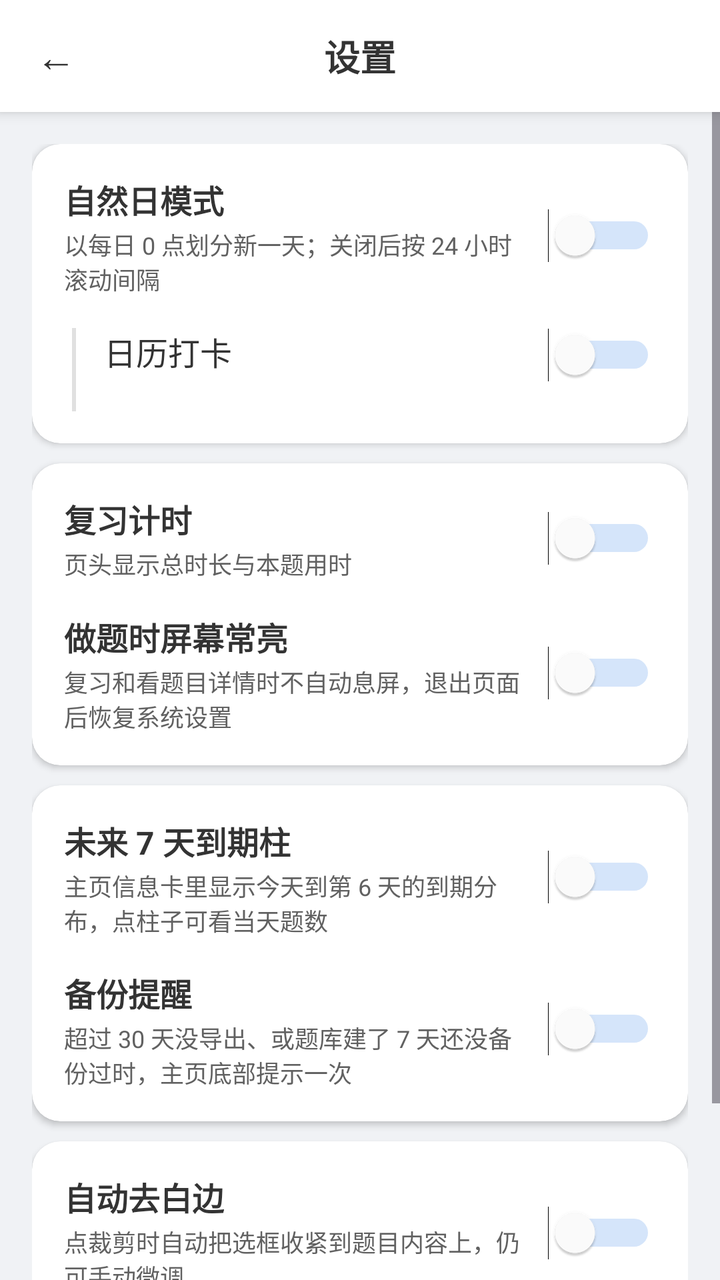
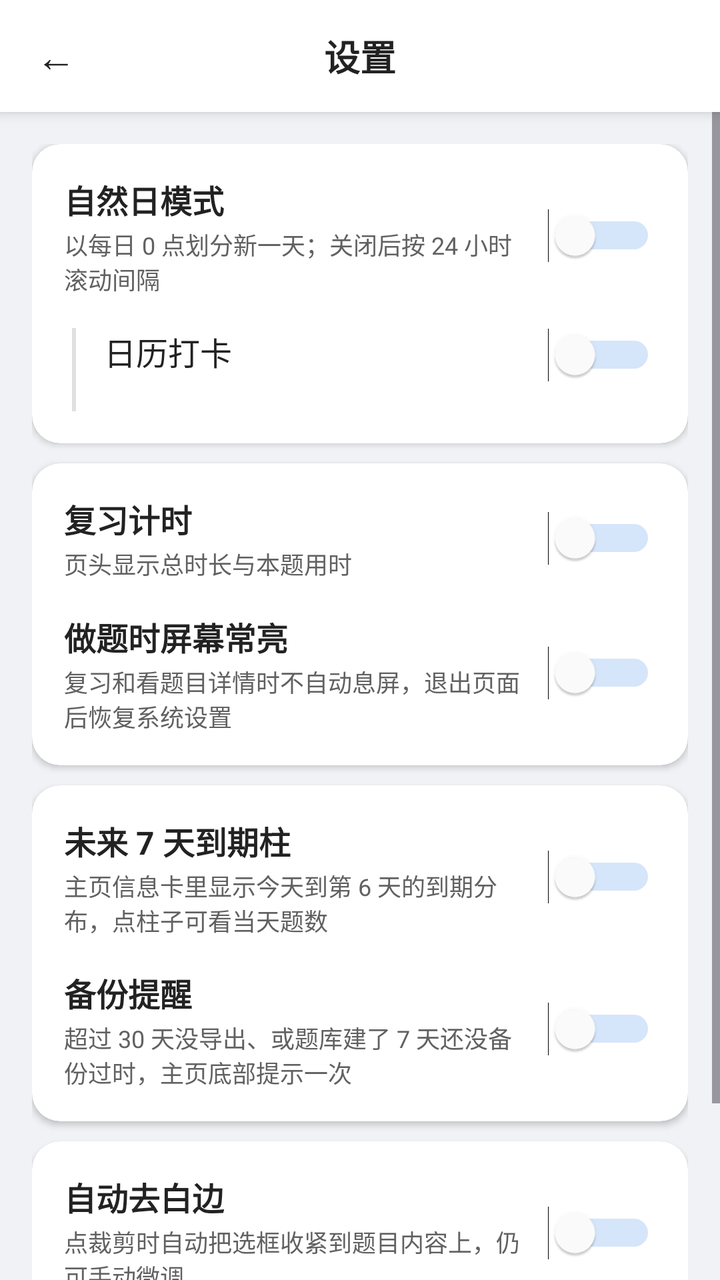

Compare the two renders of this Android layout. The source of the first and the diff that turns it into the second are given below.
<!-- AndroidManifest.xml: application theme Theme.Demo -->
<!-- res/layout/activity_settings.xml -->
<?xml version="1.0" encoding="utf-8"?>
<LinearLayout xmlns:android="http://schemas.android.com/apk/res/android"
    xmlns:app="http://schemas.android.com/apk/res-auto"
    android:layout_width="match_parent"
    android:layout_height="match_parent"
    android:orientation="vertical"
    android:background="@color/page_bg">

    <LinearLayout style="@style/TopBar">

        <TextView
            android:id="@+id/btn_back"
            style="@style/TopBarBack" />

        <TextView
            style="@style/TopBarTitle"
            android:text="设置" />

        <View
            android:layout_width="56dp"
            android:layout_height="1dp" />
    </LinearLayout>

    <ScrollView
        android:layout_width="match_parent"
        android:layout_height="0dp"
        android:layout_weight="1"
        android:background="@color/page_bg"
        android:fillViewport="true">

        <LinearLayout
            android:layout_width="match_parent"
            android:layout_height="wrap_content"
            android:orientation="vertical"
            android:padding="@dimen/home_padding"
            android:gravity="top|center_horizontal">

            
        <androidx.cardview.widget.CardView
            android:layout_width="match_parent"
            android:layout_height="wrap_content"
            app:cardBackgroundColor="@color/home_card"
            app:cardCornerRadius="@dimen/home_card_corner"
            android:layout_marginBottom="@dimen/home_card_margin">

            <LinearLayout
                android:layout_width="match_parent"
                android:layout_height="wrap_content"
                android:orientation="vertical"
                android:padding="@dimen/home_info_padding">

                
                <LinearLayout
                    android:layout_width="match_parent"
                    android:layout_height="wrap_content"
                    android:orientation="horizontal"
                    android:gravity="center_vertical">

                    <LinearLayout
                        android:layout_width="0dp"
                        android:layout_height="wrap_content"
                        android:layout_weight="1"
                        android:orientation="vertical">

                        <TextView
                            android:layout_width="wrap_content"
                            android:layout_height="wrap_content"
                            android:text="自然日模式"
                            android:textSize="@dimen/text_size_emphasis"
                            android:textStyle="bold"
                            android:textColor="@color/home_text_primary" />

                        <TextView
                            android:layout_width="wrap_content"
                            android:layout_height="wrap_content"
                            android:text="以每日 0 点划分新一天；关闭后按 24 小时滚动间隔"
                            android:textSize="@dimen/text_size_caption"
                            android:textColor="@color/home_text_secondary"
                            android:layout_marginTop="2dp" />
                    </LinearLayout>

                    <Switch
                        android:id="@+id/switch_natural_day"
                        android:layout_width="wrap_content"
                        android:layout_height="wrap_content"
                        android:layout_marginStart="12dp"
                        android:thumbTint="@color/switch_thumb"
                        android:trackTint="@color/switch_track" />
                </LinearLayout>

                
                <LinearLayout
                    android:layout_width="match_parent"
                    android:layout_height="wrap_content"
                    android:orientation="horizontal"
                    android:layout_marginTop="16dp">

                    <View
                        android:id="@+id/view_checkin_guide"
                        android:layout_width="2dp"
                        android:layout_height="match_parent"
                        android:background="@color/home_stroke"
                        android:layout_marginStart="4dp"
                        android:layout_marginEnd="14dp" />

                    <LinearLayout
                        android:layout_width="0dp"
                        android:layout_height="wrap_content"
                        android:layout_weight="1"
                        android:orientation="vertical">

                        <TextView
                            android:id="@+id/tv_checkin_title"
                            android:layout_width="wrap_content"
                            android:layout_height="wrap_content"
                            android:text="日历打卡"
                            android:textSize="@dimen/text_size_emphasis"
                            android:textColor="@color/home_text_primary" />

                        <TextView
                            android:id="@+id/tv_checkin_hint"
                            android:layout_width="match_parent"
                            android:layout_height="wrap_content"
                            android:textSize="@dimen/text_size_caption"
                            android:textColor="@color/home_text_secondary"
                            android:layout_marginTop="2dp" />
                    </LinearLayout>

                    <Switch
                        android:id="@+id/switch_checkin"
                        android:layout_width="wrap_content"
                        android:layout_height="wrap_content"
                        android:layout_marginStart="12dp"
                        android:thumbTint="@color/switch_thumb"
                        android:trackTint="@color/switch_track" />
                </LinearLayout>
            </LinearLayout>
        </androidx.cardview.widget.CardView>

        
        <androidx.cardview.widget.CardView
            android:layout_width="match_parent"
            android:layout_height="wrap_content"
            app:cardBackgroundColor="@color/home_card"
            app:cardCornerRadius="@dimen/home_card_corner"
            android:layout_marginBottom="@dimen/home_card_margin">

            <LinearLayout
                android:layout_width="match_parent"
                android:layout_height="wrap_content"
                android:orientation="vertical"
                android:padding="@dimen/home_info_padding">

                <LinearLayout
                    android:layout_width="match_parent"
                    android:layout_height="wrap_content"
                    android:orientation="horizontal"
                    android:gravity="center_vertical">

                    <LinearLayout
                        android:layout_width="0dp"
                        android:layout_height="wrap_content"
                        android:layout_weight="1"
                        android:orientation="vertical">

                        <TextView
                            android:layout_width="wrap_content"
                            android:layout_height="wrap_content"
                            android:text="复习计时"
                            android:textSize="@dimen/text_size_emphasis"
                            android:textStyle="bold"
                            android:textColor="@color/home_text_primary" />

                        <TextView
                            android:layout_width="wrap_content"
                            android:layout_height="wrap_content"
                            android:text="页头显示总时长与本题用时"
                            android:textSize="@dimen/text_size_caption"
                            android:textColor="@color/home_text_secondary"
                            android:layout_marginTop="2dp" />
                    </LinearLayout>

                    <Switch
                        android:id="@+id/switch_timer"
                        android:layout_width="wrap_content"
                        android:layout_height="wrap_content"
                        android:layout_marginStart="12dp"
                        android:thumbTint="@color/switch_thumb"
                        android:trackTint="@color/switch_track" />
                </LinearLayout>

                <LinearLayout
                    android:layout_width="match_parent"
                    android:layout_height="wrap_content"
                    android:orientation="horizontal"
                    android:gravity="center_vertical"
                    android:layout_marginTop="16dp">

                    <LinearLayout
                        android:layout_width="0dp"
                        android:layout_height="wrap_content"
                        android:layout_weight="1"
                        android:orientation="vertical">

                        <TextView
                            android:layout_width="wrap_content"
                            android:layout_height="wrap_content"
                            android:text="做题时屏幕常亮"
                            android:textSize="@dimen/text_size_emphasis"
                            android:textStyle="bold"
                            android:textColor="@color/home_text_primary" />

                        <TextView
                            android:layout_width="match_parent"
                            android:layout_height="wrap_content"
                            android:text="复习和看题目详情时不自动息屏，退出页面后恢复系统设置"
                            android:textSize="@dimen/text_size_caption"
                            android:textColor="@color/home_text_secondary"
                            android:layout_marginTop="2dp" />
                    </LinearLayout>

                    <Switch
                        android:id="@+id/switch_screen_on"
                        android:layout_width="wrap_content"
                        android:layout_height="wrap_content"
                        android:layout_marginStart="12dp"
                        android:thumbTint="@color/switch_thumb"
                        android:trackTint="@color/switch_track" />
                </LinearLayout>
            </LinearLayout>
        </androidx.cardview.widget.CardView>

        
        <androidx.cardview.widget.CardView
            android:layout_width="match_parent"
            android:layout_height="wrap_content"
            app:cardBackgroundColor="@color/home_card"
            app:cardCornerRadius="@dimen/home_card_corner"
            android:layout_marginBottom="@dimen/home_card_margin">

            <LinearLayout
                android:layout_width="match_parent"
                android:layout_height="wrap_content"
                android:orientation="vertical"
                android:padding="@dimen/home_info_padding">

                <LinearLayout
                    android:layout_width="match_parent"
                    android:layout_height="wrap_content"
                    android:orientation="horizontal"
                    android:gravity="center_vertical">

                    <LinearLayout
                        android:layout_width="0dp"
                        android:layout_height="wrap_content"
                        android:layout_weight="1"
                        android:orientation="vertical">

                        <TextView
                            android:layout_width="wrap_content"
                            android:layout_height="wrap_content"
                            android:text="未来 7 天到期柱"
                            android:textSize="@dimen/text_size_emphasis"
                            android:textStyle="bold"
                            android:textColor="@color/home_text_primary" />

                        <TextView
                            android:layout_width="match_parent"
                            android:layout_height="wrap_content"
                            android:text="主页信息卡里显示今天到第 6 天的到期分布，点柱子可看当天题数"
                            android:textSize="@dimen/text_size_caption"
                            android:textColor="@color/home_text_secondary"
                            android:layout_marginTop="2dp" />
                    </LinearLayout>

                    <Switch
                        android:id="@+id/switch_due_chart"
                        android:layout_width="wrap_content"
                        android:layout_height="wrap_content"
                        android:layout_marginStart="12dp"
                        android:thumbTint="@color/switch_thumb"
                        android:trackTint="@color/switch_track" />
                </LinearLayout>

                <LinearLayout
                    android:layout_width="match_parent"
                    android:layout_height="wrap_content"
                    android:orientation="horizontal"
                    android:gravity="center_vertical"
                    android:layout_marginTop="16dp">

                    <LinearLayout
                        android:layout_width="0dp"
                        android:layout_height="wrap_content"
                        android:layout_weight="1"
                        android:orientation="vertical">

                        <TextView
                            android:layout_width="wrap_content"
                            android:layout_height="wrap_content"
                            android:text="备份提醒"
                            android:textSize="@dimen/text_size_emphasis"
                            android:textStyle="bold"
                            android:textColor="@color/home_text_primary" />

                        <TextView
                            android:layout_width="match_parent"
                            android:layout_height="wrap_content"
                            android:text="超过 30 天没导出、或题库建了 7 天还没备份过时，主页底部提示一次"
                            android:textSize="@dimen/text_size_caption"
                            android:textColor="@color/home_text_secondary"
                            android:layout_marginTop="2dp" />
                    </LinearLayout>

                    <Switch
                        android:id="@+id/switch_backup_hint"
                        android:layout_width="wrap_content"
                        android:layout_height="wrap_content"
                        android:layout_marginStart="12dp"
                        android:thumbTint="@color/switch_thumb"
                        android:trackTint="@color/switch_track" />
                </LinearLayout>
            </LinearLayout>
        </androidx.cardview.widget.CardView>

        
        <androidx.cardview.widget.CardView
            android:layout_width="match_parent"
            android:layout_height="wrap_content"
            app:cardBackgroundColor="@color/home_card"
            app:cardCornerRadius="@dimen/home_card_corner"
            android:layout_marginBottom="@dimen/home_card_margin">

            <LinearLayout
                android:layout_width="match_parent"
                android:layout_height="wrap_content"
                android:orientation="horizontal"
                android:gravity="center_vertical"
                android:padding="@dimen/home_info_padding">

                <LinearLayout
                    android:layout_width="0dp"
                    android:layout_height="wrap_content"
                    android:layout_weight="1"
                    android:orientation="vertical">

                    <TextView
                        android:layout_width="wrap_content"
                        android:layout_height="wrap_content"
                        android:text="自动去白边"
                        android:textSize="@dimen/text_size_emphasis"
                        android:textStyle="bold"
                        android:textColor="@color/home_text_primary" />

                    <TextView
                        android:layout_width="wrap_content"
                        android:layout_height="wrap_content"
                        android:text="点裁剪时自动把选框收紧到题目内容上，仍可手动微调"
                        android:textSize="@dimen/text_size_caption"
                        android:textColor="@color/home_text_secondary"
                        android:layout_marginTop="2dp" />
                </LinearLayout>

                <Switch
                    android:id="@+id/switch_auto_trim"
                    android:layout_width="wrap_content"
                    android:layout_height="wrap_content"
                    android:layout_marginStart="12dp"
                    android:thumbTint="@color/switch_thumb"
                    android:trackTint="@color/switch_track" />
            </LinearLayout>
        </androidx.cardview.widget.CardView>

        
        <androidx.cardview.widget.CardView
            android:layout_width="match_parent"
            android:layout_height="wrap_content"
            app:cardBackgroundColor="@color/home_card"
            app:cardCornerRadius="@dimen/home_card_corner">

            <TextView
                android:id="@+id/tv_budget_row"
                android:layout_width="match_parent"
                android:layout_height="wrap_content"
                android:text="每日复习量：50 题/天"
                android:textSize="@dimen/text_size_emphasis"
                android:textColor="@color/home_text_primary"
                android:foreground="?attr/selectableItemBackground"
                android:clickable="true"
                android:focusable="true"
                android:padding="@dimen/home_info_padding" />
        </androidx.cardview.widget.CardView>

        </LinearLayout>
    </ScrollView>
</LinearLayout>
<!-- resources referenced by this layout -->
<resources>
  <color name="home_card">#FFFFFF</color>
  <color name="home_stroke">#E0E0E0</color>
  <color name="home_text_primary">#333333</color>
  <color name="home_text_secondary">#616161</color>
  <color name="page_bg">#F0F2F5</color>
  <color name="switch_thumb">#FFFFFF</color>
  <color name="switch_track">@color/action_primary</color>
  <dimen name="home_card_corner">@dimen/corner_card</dimen>
  <dimen name="home_card_margin">10dp</dimen>
  <dimen name="home_info_padding">16dp</dimen>
  <dimen name="home_padding">16dp</dimen>
  <dimen name="text_size_caption">12sp</dimen>
  <dimen name="text_size_emphasis">16sp</dimen>
  <style name="TopBar">
          <item name="android:layout_width">match_parent</item>
          <item name="android:layout_height">56dp</item>
          <item name="android:orientation">horizontal</item>
          <item name="android:gravity">center_vertical</item>
          <item name="android:background">@color/home_card</item>
          <item name="android:elevation">4dp</item>
      </style>
  <style name="TopBarBack">
          <item name="android:layout_width">56dp</item>
          <item name="android:layout_height">match_parent</item>
          <item name="android:gravity">center</item>
          <item name="android:text">←</item>
          <item name="android:textSize">20sp</item>
          <item name="android:textColor">@color/home_text_primary</item>
          <item name="android:background">?attr/selectableItemBackgroundBorderless</item>
      </style>
  <style name="TopBarTitle">
          <item name="android:layout_width">0dp</item>
          <item name="android:layout_height">wrap_content</item>
          <item name="android:layout_weight">1</item>
          <item name="android:gravity">center</item>
          <item name="android:textSize">18sp</item>
          <item name="android:textStyle">bold</item>
          <item name="android:textColor">@color/home_text_primary</item>
      </style>
  <style name="Theme.Demo" parent="Base.Theme.Demo" />
  <color name="action_primary">#5D9CEC</color>
  <dimen name="corner_card">14dp</dimen>
  <style name="Base.Theme.Demo" parent="Theme.Material3.DayNight.NoActionBar">
          
          <item name="android:statusBarColor">@color/home_bg</item>
          <item name="android:windowLightStatusBar">true</item>
          <item name="android:navigationBarColor">@color/home_bg</item>
          <item name="android:windowLightNavigationBar" tools:targetApi="o_mr1">true</item>
          <item name="android:enforceNavigationBarContrast" tools:targetApi="q">false</item>
      </style>
  <color name="home_bg">@color/page_bg</color>
</resources>

<!-- the commit's change to res/layout/activity_settings.xml (unified diff, before → after) -->
@@ -68,14 +68,14 @@
                             android:text="自然日模式"
                             android:textSize="@dimen/text_size_emphasis"
                             android:textStyle="bold"
-                            android:textColor="@color/home_text_primary" />
+                            android:textColor="@color/text_primary" />
 
                         <TextView
                             android:layout_width="wrap_content"
                             android:layout_height="wrap_content"
                             android:text="以每日 0 点划分新一天；关闭后按 24 小时滚动间隔"
                             android:textSize="@dimen/text_size_caption"
-                            android:textColor="@color/home_text_secondary"
+                            android:textColor="@color/text_secondary"
                             android:layout_marginTop="2dp" />
                     </LinearLayout>
 
@@ -99,7 +99,7 @@
                         android:id="@+id/view_checkin_guide"
                         android:layout_width="2dp"
                         android:layout_height="match_parent"
-                        android:background="@color/home_stroke"
+                        android:background="@color/divider"
                         android:layout_marginStart="4dp"
                         android:layout_marginEnd="14dp" />
 
@@ -115,14 +115,14 @@
                             android:layout_height="wrap_content"
                             android:text="日历打卡"
                             android:textSize="@dimen/text_size_emphasis"
-                            android:textColor="@color/home_text_primary" />
+                            android:textColor="@color/text_primary" />
 
                         <TextView
                             android:id="@+id/tv_checkin_hint"
                             android:layout_width="match_parent"
                             android:layout_height="wrap_content"
                             android:textSize="@dimen/text_size_caption"
-                            android:textColor="@color/home_text_secondary"
+                            android:textColor="@color/text_secondary"
                             android:layout_marginTop="2dp" />
                     </LinearLayout>
 
@@ -169,14 +169,14 @@
                             android:text="复习计时"
                             android:textSize="@dimen/text_size_emphasis"
                             android:textStyle="bold"
-                            android:textColor="@color/home_text_primary" />
+                            android:textColor="@color/text_primary" />
 
                         <TextView
                             android:layout_width="wrap_content"
                             android:layout_height="wrap_content"
                             android:text="页头显示总时长与本题用时"
                             android:textSize="@dimen/text_size_caption"
-                            android:textColor="@color/home_text_secondary"
+                            android:textColor="@color/text_secondary"
                             android:layout_marginTop="2dp" />
                     </LinearLayout>
 
@@ -208,14 +208,14 @@
                             android:text="做题时屏幕常亮"
                             android:textSize="@dimen/text_size_emphasis"
                             android:textStyle="bold"
-                            android:textColor="@color/home_text_primary" />
+                            android:textColor="@color/text_primary" />
 
                         <TextView
                             android:layout_width="match_parent"
                             android:layout_height="wrap_content"
                             android:text="复习和看题目详情时不自动息屏，退出页面后恢复系统设置"
                             android:textSize="@dimen/text_size_caption"
-                            android:textColor="@color/home_text_secondary"
+                            android:textColor="@color/text_secondary"
                             android:layout_marginTop="2dp" />
                     </LinearLayout>
 
@@ -262,14 +262,14 @@
                             android:text="未来 7 天到期柱"
                             android:textSize="@dimen/text_size_emphasis"
                             android:textStyle="bold"
-                            android:textColor="@color/home_text_primary" />
+                            android:textColor="@color/text_primary" />
 
                         <TextView
                             android:layout_width="match_parent"
                             android:layout_height="wrap_content"
                             android:text="主页信息卡里显示今天到第 6 天的到期分布，点柱子可看当天题数"
                             android:textSize="@dimen/text_size_caption"
-                            android:textColor="@color/home_text_secondary"
+                            android:textColor="@color/text_secondary"
                             android:layout_marginTop="2dp" />
                     </LinearLayout>
 
@@ -301,14 +301,14 @@
                             android:text="备份提醒"
                             android:textSize="@dimen/text_size_emphasis"
                             android:textStyle="bold"
-                            android:textColor="@color/home_text_primary" />
+                            android:textColor="@color/text_primary" />
 
                         <TextView
                             android:layout_width="match_parent"
                             android:layout_height="wrap_content"
                             android:text="超过 30 天没导出、或题库建了 7 天还没备份过时，主页底部提示一次"
                             android:textSize="@dimen/text_size_caption"
-                            android:textColor="@color/home_text_secondary"
+                            android:textColor="@color/text_secondary"
                             android:layout_marginTop="2dp" />
                     </LinearLayout>
 
@@ -350,14 +350,14 @@
                         android:text="自动去白边"
                         android:textSize="@dimen/text_size_emphasis"
                         android:textStyle="bold"
-                        android:textColor="@color/home_text_primary" />
+                        android:textColor="@color/text_primary" />
 
                     <TextView
                         android:layout_width="wrap_content"
                         android:layout_height="wrap_content"
                         android:text="点裁剪时自动把选框收紧到题目内容上，仍可手动微调"
                         android:textSize="@dimen/text_size_caption"
-                        android:textColor="@color/home_text_secondary"
+                        android:textColor="@color/text_secondary"
                         android:layout_marginTop="2dp" />
                 </LinearLayout>
 
@@ -384,7 +384,7 @@
                 android:layout_height="wrap_content"
                 android:text="每日复习量：50 题/天"
                 android:textSize="@dimen/text_size_emphasis"
-                android:textColor="@color/home_text_primary"
+                android:textColor="@color/text_primary"
                 android:foreground="?attr/selectableItemBackground"
                 android:clickable="true"
                 android:focusable="true"
<!-- resource entries referenced after the edit -->
@@ -1,12 +1,12 @@
 <!-- resources referenced by this layout -->
 <resources>
+  <color name="divider">#E0E0E0</color>
   <color name="home_card">#FFFFFF</color>
-  <color name="home_stroke">#E0E0E0</color>
-  <color name="home_text_primary">#333333</color>
-  <color name="home_text_secondary">#616161</color>
   <color name="page_bg">#F0F2F5</color>
   <color name="switch_thumb">#FFFFFF</color>
   <color name="switch_track">@color/action_primary</color>
+  <color name="text_primary">#222222</color>
+  <color name="text_secondary">#616161</color>
   <dimen name="home_card_corner">@dimen/corner_card</dimen>
   <dimen name="home_card_margin">10dp</dimen>
   <dimen name="home_info_padding">16dp</dimen>
@@ -27,7 +27,7 @@
           <item name="android:gravity">center</item>
           <item name="android:text">←</item>
           <item name="android:textSize">20sp</item>
-          <item name="android:textColor">@color/home_text_primary</item>
+          <item name="android:textColor">@color/text_primary</item>
           <item name="android:background">?attr/selectableItemBackgroundBorderless</item>
       </style>
   <style name="TopBarTitle">
@@ -37,7 +37,7 @@
           <item name="android:gravity">center</item>
           <item name="android:textSize">18sp</item>
           <item name="android:textStyle">bold</item>
-          <item name="android:textColor">@color/home_text_primary</item>
+          <item name="android:textColor">@color/text_primary</item>
       </style>
   <style name="Theme.Demo" parent="Base.Theme.Demo" />
   <color name="action_primary">#5D9CEC</color>
